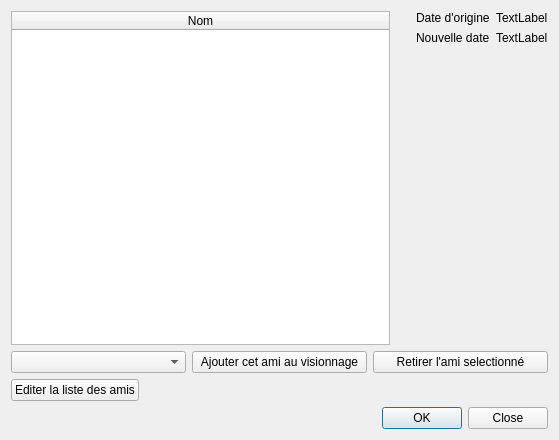
Old version of the form src/ui/dialogs/edit_date.ui in the repository seigneurfuo/MyAnimeManager3.
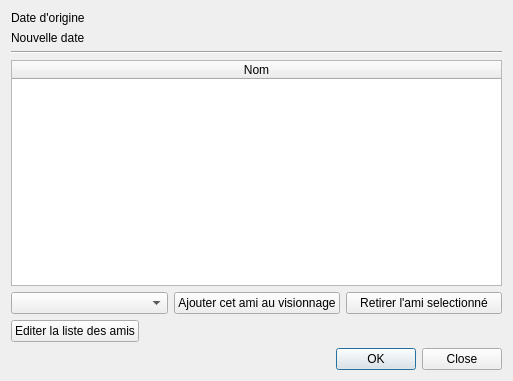
New version of the form. Icons and pictures are not drawn.

Commit message: Modification de la fenetre d'édition d'une date afin d'afficher le calendrier au dessus de la liste des amis.

What changed in the file:
```diff
--- a/src/ui/dialogs/edit_date.ui
+++ b/src/ui/dialogs/edit_date.ui
@@ -9,8 +9,8 @@
    <rect>
     <x>0</x>
     <y>0</y>
-    <width>559</width>
-    <height>440</height>
+    <width>513</width>
+    <height>381</height>
    </rect>
   </property>
   <property name="windowTitle">
@@ -23,97 +23,69 @@
   <property name="modal">
    <bool>true</bool>
   </property>
-  <layout class="QGridLayout" name="gridLayout">
-   <item row="0" column="0">
-    <layout class="QHBoxLayout" name="horizontalLayout_2">
-     <item>
-      <layout class="QVBoxLayout" name="verticalLayout_2">
-       <item>
-        <widget class="QTableWidget" name="tableWidget">
-         <attribute name="horizontalHeaderVisible">
-          <bool>true</bool>
-         </attribute>
-         <attribute name="horizontalHeaderStretchLastSection">
-          <bool>true</bool>
-         </attribute>
-         <column>
-          <property name="text">
-           <string>Nom</string>
-          </property>
-         </column>
-        </widget>
-       </item>
-      </layout>
+  <layout class="QVBoxLayout" name="verticalLayout">
+   <item>
+    <layout class="QGridLayout" name="gridLayout_2">
+     <item row="1" column="0">
+      <widget class="QLabel" name="label_2">
+       <property name="text">
+        <string>Nouvelle date</string>
+       </property>
+      </widget>
      </item>
-     <item>
-      <layout class="QVBoxLayout" name="verticalLayout">
-       <item>
-        <spacer name="verticalSpacer">
-         <property name="orientation">
-          <enum>Qt::Vertical</enum>
-         </property>
-         <property name="sizeHint" stdset="0">
-          <size>
-           <width>20</width>
-           <height>40</height>
-          </size>
-         </property>
-        </spacer>
-       </item>
-      </layout>
+     <item row="0" column="1">
+      <widget class="QLabel" name="old_date_label">
+       <property name="text">
+        <string/>
+       </property>
+      </widget>
      </item>
+     <item row="1" column="1">
+      <widget class="QLabel" name="new_date_label">
+       <property name="text">
+        <string/>
+       </property>
+      </widget>
+     </item>
+     <item row="0" column="0">
+      <widget class="QLabel" name="label">
+       <property name="text">
+        <string>Date d'origine</string>
+       </property>
+      </widget>
+     </item>
     </layout>
    </item>
-   <item row="0" column="1">
-    <layout class="QVBoxLayout" name="verticalLayout_3">
+   <item>
+    <widget class="Line" name="line">
+     <property name="orientation">
+      <enum>Qt::Horizontal</enum>
+     </property>
+    </widget>
+   </item>
+   <item>
+    <layout class="QVBoxLayout" name="verticalLayout_2">
      <item>
-      <layout class="QGridLayout" name="gridLayout_2">
-       <item row="1" column="1">
-        <widget class="QLabel" name="new_date_label">
-         <property name="text">
-          <string>TextLabel</string>
-         </property>
-        </widget>
-       </item>
-       <item row="0" column="0">
-        <widget class="QLabel" name="label">
-         <property name="text">
-          <string>Date d'origine</string>
-         </property>
-        </widget>
-       </item>
-       <item row="0" column="1">
-        <widget class="QLabel" name="old_date_label">
-         <property name="text">
-          <string>TextLabel</string>
-         </property>
-        </widget>
-       </item>
-       <item row="1" column="0">
-        <widget class="QLabel" name="label_2">
-         <property name="text">
-          <string>Nouvelle date</string>
-         </property>
-        </widget>
-       </item>
-      </layout>
+      <widget class="QTableWidget" name="tableWidget">
+       <attribute name="horizontalHeaderVisible">
+        <bool>true</bool>
+       </attribute>
+       <attribute name="horizontalHeaderStretchLastSection">
+        <bool>true</bool>
+       </attribute>
+       <attribute name="verticalHeaderDefaultSectionSize">
+        <number>20</number>
+       </attribute>
+       <column>
+        <property name="text">
+         <string>Nom</string>
+        </property>
+       </column>
+      </widget>
      </item>
-     <item>
-      <spacer name="verticalSpacer_2">
-       <property name="orientation">
-        <enum>Qt::Vertical</enum>
-       </property>
-       <property name="sizeHint" stdset="0">
-        <size>
-         <width>20</width>
-         <height>40</height>
-        </size>
-       </property>
-      </spacer>
-     </item>
     </layout>
    </item>
-   <item row="1" column="0" colspan="2">
+   <item>
     <layout class="QHBoxLayout" name="horizontalLayout_3">
      <item>
       <widget class="QComboBox" name="comboBox"/>
@@ -142,17 +114,10 @@
      </item>
     </layout>
    </item>
-   <item row="3" column="0" colspan="2">
-    <widget class="QDialogButtonBox" name="buttonBox">
-     <property name="orientation">
-      <enum>Qt::Horizontal</enum>
-     </property>
-     <property name="standardButtons">
-      <set>QDialogButtonBox::Close|QDialogButtonBox::Ok</set>
-     </property>
-    </widget>
+   <item>
+    <layout class="QFormLayout" name="formLayout"/>
    </item>
-   <item row="2" column="0" colspan="2">
+   <item>
     <layout class="QHBoxLayout" name="horizontalLayout">
      <item>
       <widget class="QPushButton" name="pushButton_3">
@@ -180,6 +145,16 @@
      </item>
     </layout>
    </item>
+   <item>
+    <widget class="QDialogButtonBox" name="buttonBox">
+     <property name="orientation">
+      <enum>Qt::Horizontal</enum>
+     </property>
+     <property name="standardButtons">
+      <set>QDialogButtonBox::Close|QDialogButtonBox::Ok</set>
+     </property>
+    </widget>
+   </item>
   </layout>
  </widget>
  <resources/>
```
The commit also changes 1 other file.
